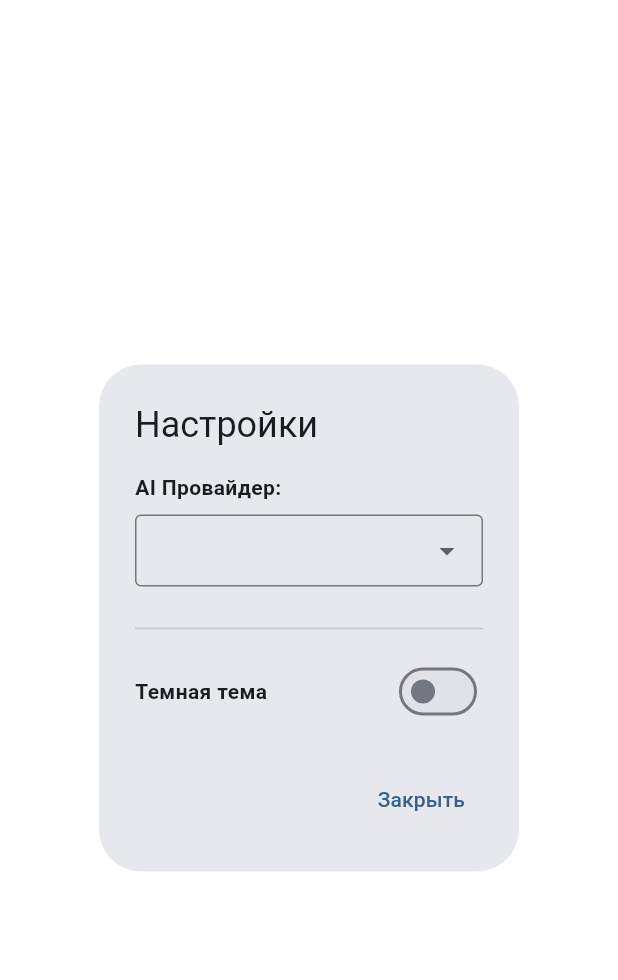
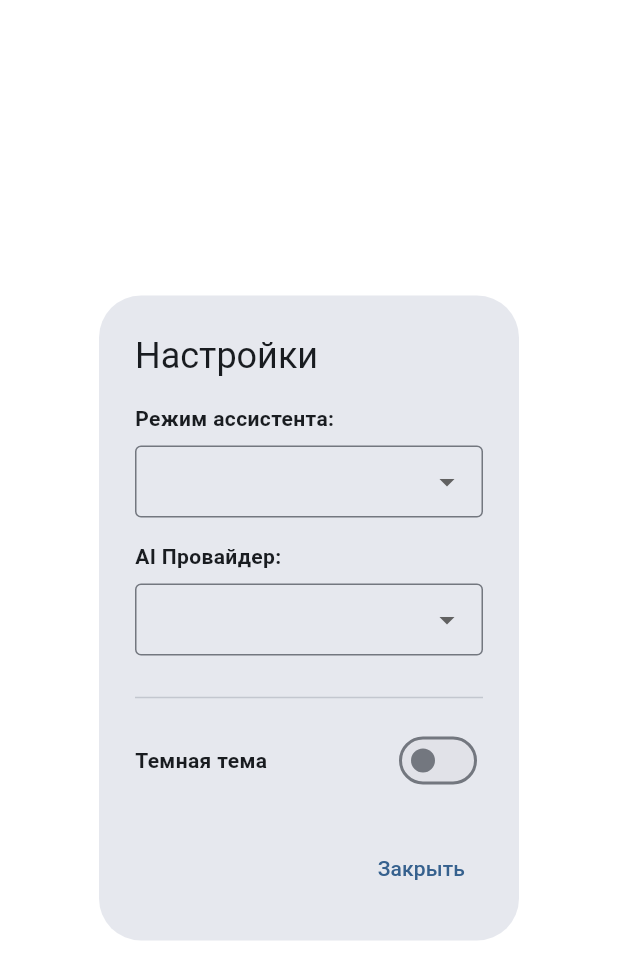
Before and after one commit to Alexandr206/AI-chat, a Flutter app: the SettingsDialog widget shown alone on an empty page, opened directly with empty values, on a phone screen of 412 x 824 dp. Shown: the top 980 px of the screen. Run offline on Flutter 3.47's test engine with Material 3 defaults, Android fonts, the phone set to English and light mode, and no system bars; our stand-ins replace flutter_dotenv, shared_preferences, webview_flutter; accounts and stored records are empty.

Commit message:
выбор настроек ответа

```diff
--- a/asistant_ai/lib/widgets/settings_dialog.dart
+++ b/asistant_ai/lib/widgets/settings_dialog.dart
@@ -1,19 +1,23 @@
 import 'package:flutter/material.dart';
 import '../main.dart';
-import '../config/open_router_config.dart'; // Импортируем конфиг
+import '../config/open_router_config.dart';
 
 class SettingsDialog extends StatefulWidget {
   final String currentProvider;
-  final String currentModel; // Текущая модель
+  final String currentModel;
+  final String currentPromptMode; // <-- НОВЫЙ ПАРАМЕТР
   final Function(String) onProviderChanged;
-  final Function(String) onModelChanged; // Callback для смены модели
+  final Function(String) onModelChanged;
+  final Function(String) onPromptModeChanged; // <-- НОВЫЙ CALLBACK
 
   const SettingsDialog({
     super.key,
     required this.currentProvider,
     required this.currentModel,
+    required this.currentPromptMode,
     required this.onProviderChanged,
     required this.onModelChanged,
+    required this.onPromptModeChanged,
   });
 
   @override
@@ -23,15 +27,16 @@ class SettingsDialog extends StatefulWidget {
 class _SettingsDialogState extends State<SettingsDialog> {
   late String _selectedProvider;
   late String _selectedModel;
+  late String _selectedPromptMode; // <-- Локальное состояние
 
   @override
   void initState() {
     super.initState();
     _selectedProvider = widget.currentProvider;
-    // Если текущей модели нет в списке (например, устарела), берем дефолтную
     _selectedModel = OpenRouterConfig.availableModels.containsKey(widget.currentModel)
         ? widget.currentModel
         : OpenRouterConfig.defaultModel;
+    _selectedPromptMode = widget.currentPromptMode;
   }
 
   @override
@@ -40,10 +45,33 @@ class _SettingsDialogState extends State<SettingsDialog> {
 
     return AlertDialog(
       title: const Text("Настройки"),
-      content: Column(
+      content: SingleChildScrollView( // Добавим скролл на случай маленьких экранов
+        child: Column(
           mainAxisSize: MainAxisSize.min,
           crossAxisAlignment: CrossAxisAlignment.start,
           children: [
+            // --- ВЫБОР РЕЖИМА ПРОМПТА (Аналитик / Нет) ---
+            const Text("Режим ассистента:", style: TextStyle(fontWeight: FontWeight.bold)),
+            const SizedBox(height: 8),
+            DropdownButtonFormField<String>(
+              value: _selectedPromptMode,
+              decoration: const InputDecoration(
+                border: OutlineInputBorder(),
+                contentPadding: EdgeInsets.symmetric(horizontal: 10, vertical: 5),
+              ),
+              items: const [
+                DropdownMenuItem(value: 'none', child: Text('Нет (Обычный чат)')),
+                DropdownMenuItem(value: 'analyst', child: Text('Аналитик (INCOSE)')),
+              ],
+              onChanged: (value) {
+                if (value != null) {
+                  setState(() => _selectedPromptMode = value);
+                  widget.onPromptModeChanged(value);
+                }
+              },
+            ),
+            const SizedBox(height: 16),
+
             // --- ВЫБОР ПРОВАЙДЕРА ---
             const Text("AI Провайдер:", style: TextStyle(fontWeight: FontWeight.bold)),
             const SizedBox(height: 8),
@@ -71,7 +99,7 @@ class _SettingsDialogState extends State<SettingsDialog> {
               const Text("Модель OpenRouter:", style: TextStyle(fontWeight: FontWeight.bold)),
               const SizedBox(height: 8),
               DropdownButtonFormField<String>(
-              isExpanded: true, // Чтобы длинные названия влезали
+                isExpanded: true,
                 value: _selectedModel,
                 decoration: const InputDecoration(
                   border: OutlineInputBorder(),
@@ -117,6 +145,7 @@ class _SettingsDialogState extends State<SettingsDialog> {
             )
           ],
         ),
+      ),
       actions: [
         TextButton(
           onPressed: () => Navigator.pop(context),
```
Also changed, not shown: asistant_ai/lib/screens/chat_screen.dart (+26 -13 lines). Lines whose indentation alone changed are shown as unchanged.
